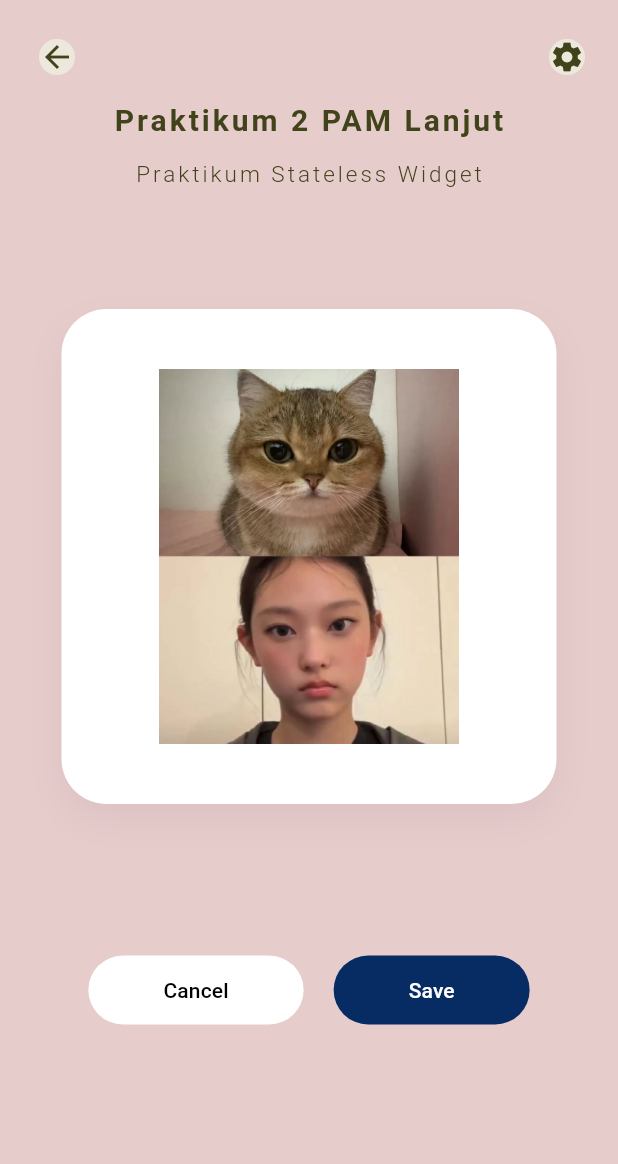
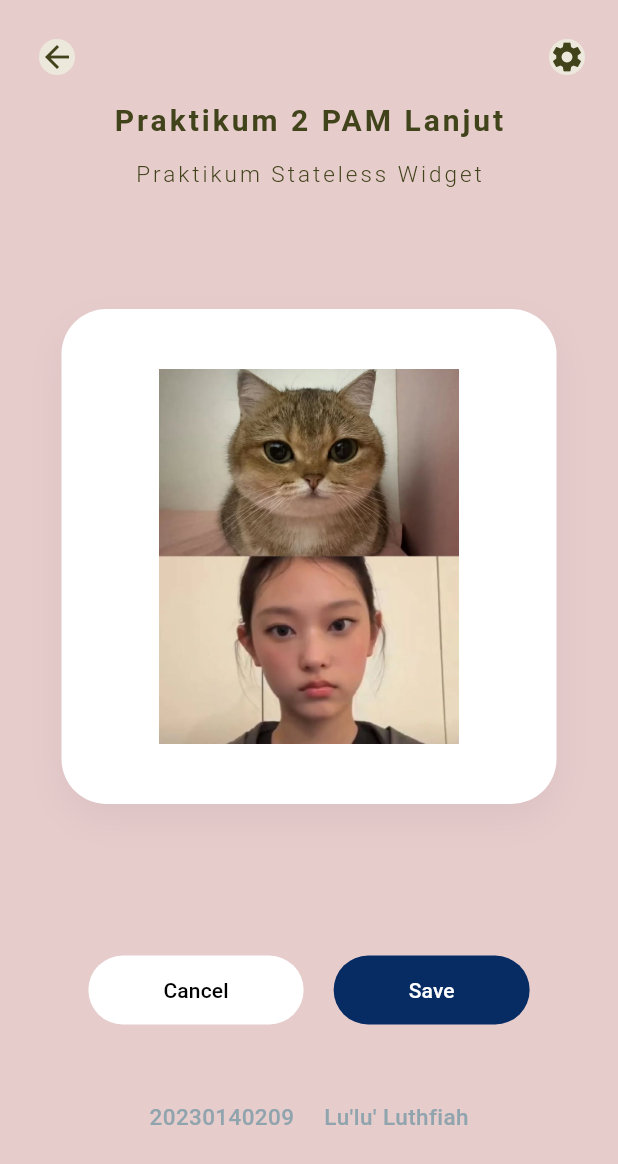
Before and after one commit to lulultfh/Praktikkum2_0209, a Flutter app: the SimpleStateless screen opened directly, on a phone screen of 412 x 824 dp. Shown: the top 1164 px of the screen. Run offline on Flutter 3.47's test engine with Material 3 defaults, Android fonts, the phone set to English and light mode, and no system bars.

Commit message:
feat: menambahkan SizedBox dan Row yang didalamnya terdapat text untuk Nim dan Nama

```diff
--- a/lib/stateless/stateless.dart
+++ b/lib/stateless/stateless.dart
@@ -122,6 +122,29 @@ class SimpleStateless extends StatelessWidget {
               ),
             ],
           ),
+          SizedBox(height: 50),
+          Row(
+            mainAxisAlignment: MainAxisAlignment.center,
+            children: [
+              Text(
+                "20230140209",
+                style: TextStyle(
+                  fontSize: 15,
+                  color: Colors.blueGrey.shade300,
+                  fontWeight: FontWeight.w500,
+                ),
+              ),
+              SizedBox(width: 20),
+              Text(
+                "Lu'lu' Luthfiah",
+                style: TextStyle(
+                  fontSize: 15,
+                  color: Colors.blueGrey.shade300,
+                  fontWeight: FontWeight.w500,
+                ),
+              ),
+            ],
+          ),
         ],
       ),
     );
```
